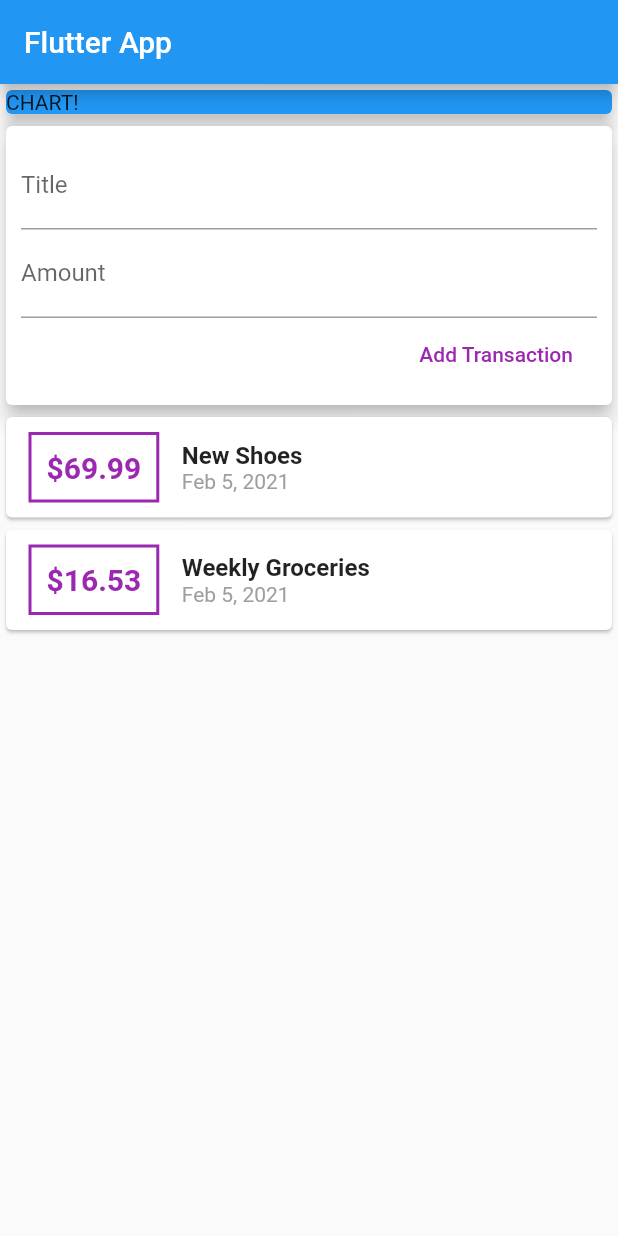
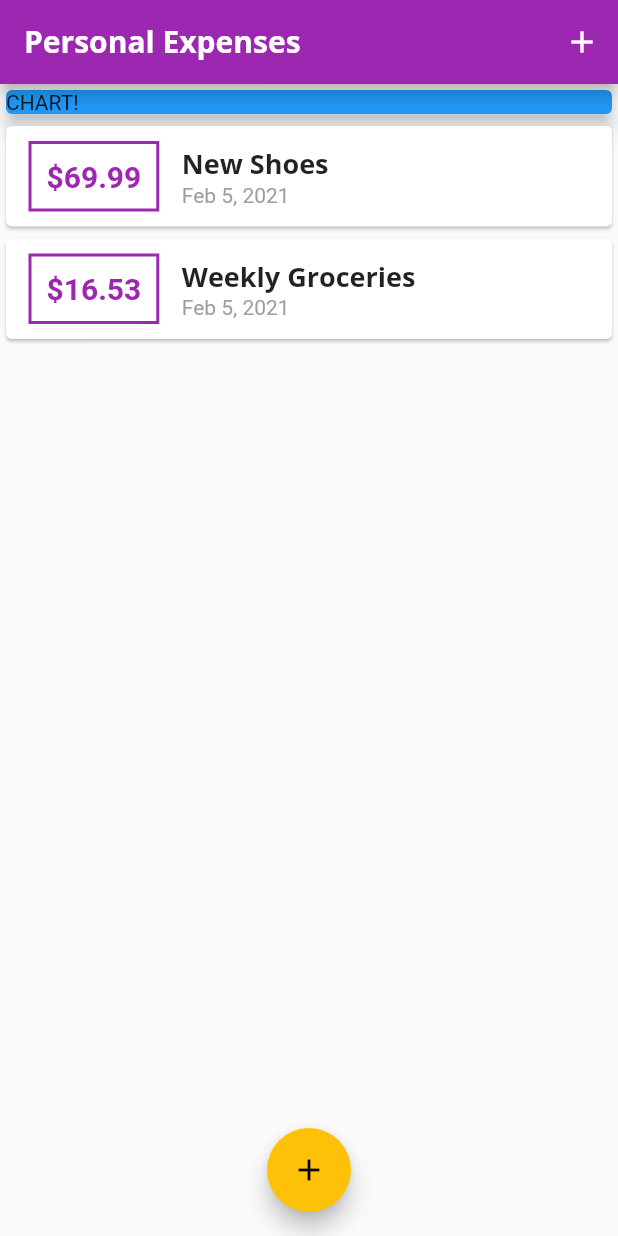
Before and after one commit to Qubits-01/fp-personal-expenses-app, a Flutter app: the screen it shows after launch, on a phone screen of 412 x 824 dp. Run offline on Flutter 3.47's test engine with Material 2 defaults, Android fonts, the phone set to English and light mode, and no system bars.

Commit message:
Improve transactions list and new transactions UI. Implement global theme and rework most of the app's logic

```diff
--- a/lib/main.dart
+++ b/lib/main.dart
@@ -1,7 +1,8 @@
 import 'package:flutter/material.dart';
-import 'package:intl/intl.dart';
 
-import './transaction.dart';
+import './widgets/transaction_list.dart';
+import './widgets/new_transaction.dart';
+import './models/transaction.dart';
 
 void main() => runApp(MyApp());
 
@@ -9,14 +10,43 @@ class MyApp extends StatelessWidget {
   @override
   Widget build(BuildContext context) {
     return MaterialApp(
-      title: 'Flutter App',
+      title: "Personal Expenses",
+      theme: ThemeData(
+        primarySwatch: Colors.purple,
+        accentColor: Colors.amber,
+        fontFamily: "Quicksand",
+        textTheme: ThemeData.light().textTheme.copyWith(
+              headline6: TextStyle(
+                fontFamily: "OpenSans",
+                fontWeight: FontWeight.bold,
+                fontSize: 18,
+              ),
+            ),
+        appBarTheme: AppBarTheme(
+          textTheme: ThemeData.light().textTheme.copyWith(
+                headline6: TextStyle(
+                  fontFamily: "OpenSans",
+                  fontSize: 20,
+                  fontWeight: FontWeight.bold,
+                ),
+              ),
+        ),
+      ),
       home: MyHomePage(),
     );
   }
 }
 
-class MyHomePage extends StatelessWidget {
-  final List<Transaction> transactions = [
+class MyHomePage extends StatefulWidget {
+  // String titleInput;
+  // String amountInput;
+
+  @override
+  _MyHomePageState createState() => _MyHomePageState();
+}
+
+class _MyHomePageState extends State<MyHomePage> {
+  final List<Transaction> _userTransactions = [
     Transaction(
       id: "t1",
       title: "New Shoes",
@@ -31,19 +61,50 @@ class MyHomePage extends StatelessWidget {
     ),
   ];
 
-  // String titleInput;
-  // String amountInput;
+  void _addNewTransaction(String txTitle, double txAmount) {
+    final newTx = Transaction(
+      title: txTitle,
+      amount: txAmount,
+      date: DateTime.now(),
+      id: DateTime.now().toString(),
+    );
 
-  final titleController = TextEditingController();
-  final amountController = TextEditingController();
+    setState(() {
+      _userTransactions.add(newTx);
+    });
+  }
+
+  void _startAddNewTransaction(BuildContext ctx) {
+    showModalBottomSheet(
+      context: ctx,
+      builder: (bCtx) {
+        return GestureDetector(
+          onTap: () {},
+          child: NewTransaction(_addNewTransaction),
+          behavior: HitTestBehavior.opaque,
+        );
+      },
+    );
+  }
 
   @override
   Widget build(BuildContext context) {
     return Scaffold(
       appBar: AppBar(
-        title: Text('Flutter App'),
+        title: Text(
+          "Personal Expenses",
         ),
-      body: Column(
+        actions: <Widget>[
+          IconButton(
+            icon: Icon(
+              Icons.add,
+            ),
+            onPressed: () => _startAddNewTransaction(context),
+          ),
+        ],
+      ),
+      body: SingleChildScrollView(
+        child: Column(
           // mainAxisAlignment: MainAxisAlignment.start,
           crossAxisAlignment: CrossAxisAlignment.stretch,
           children: <Widget>[
@@ -55,90 +116,16 @@ class MyHomePage extends StatelessWidget {
                 elevation: 5,
               ),
             ),
-          Card(
-            elevation: 5,
-            child: Container(
-              padding: EdgeInsets.all(10),
-              child: Column(
-                crossAxisAlignment: CrossAxisAlignment.end,
-                children: <Widget>[
-                  TextField(
-                    decoration: InputDecoration(
-                      labelText: "Title",
-                    ),
-                    controller: titleController,
-                    // onChanged: (val) {
-                    //   titleInput = val;
-                    // },
-                  ),
-                  TextField(
-                    decoration: InputDecoration(
-                      labelText: "Amount",
-                    ),
-                    controller: amountController,
-                    // onChanged: (val) => amountInput = val,
-                  ),
-                  FlatButton(
-                    child: Text("Add Transaction"),
-                    textColor: Colors.purple,
-                    onPressed: () {
-                      print(titleController.text);
-                    },
-                  ),
+            TransactionList(_userTransactions),
           ],
         ),
       ),
+      floatingActionButtonLocation: FloatingActionButtonLocation.centerFloat,
+      floatingActionButton: FloatingActionButton(
+        child: Icon(
+          Icons.add,
         ),
-          Column(
-            children: transactions.map((tx) {
-              return Card(
-                child: Row(
-                  children: <Widget>[
-                    Container(
-                      margin: EdgeInsets.symmetric(
-                        vertical: 10,
-                        horizontal: 15,
-                      ),
-                      decoration: BoxDecoration(
-                        border: Border.all(
-                          color: Colors.purple,
-                          width: 2,
-                        ),
-                      ),
-                      padding: EdgeInsets.all(10),
-                      child: Text(
-                        "\$${tx.amount}",
-                        style: TextStyle(
-                          fontWeight: FontWeight.bold,
-                          fontSize: 20,
-                          color: Colors.purple,
-                        ),
-                      ),
-                    ),
-                    Column(
-                      crossAxisAlignment: CrossAxisAlignment.start,
-                      children: <Widget>[
-                        Text(
-                          tx.title,
-                          style: TextStyle(
-                            fontSize: 16,
-                            fontWeight: FontWeight.bold,
-                          ),
-                        ),
-                        Text(
-                          DateFormat.yMMMd().format(tx.date),
-                          style: TextStyle(
-                            color: Colors.grey,
-                          ),
-                        ),
-                      ],
-                    ),
-                  ],
-                ),
-              );
-            }).toList(),
-          ),
-        ],
+        onPressed: () => _startAddNewTransaction(context),
       ),
     );
   }
--- /dev/null
+++ b/lib/widgets/transaction_list.dart
@@ -0,0 +1,64 @@
+import 'package:flutter/material.dart';
+import 'package:intl/intl.dart';
+
+import '../models/transaction.dart';
+
+class TransactionList extends StatelessWidget {
+  final List<Transaction> transactions;
+
+  TransactionList(this.transactions);
+
+  @override
+  Widget build(BuildContext context) {
+    return Container(
+      height: 300,
+      child: ListView.builder(
+        itemBuilder: (ctx, index) {
+          return Card(
+            child: Row(
+              children: <Widget>[
+                Container(
+                  margin: EdgeInsets.symmetric(
+                    vertical: 10,
+                    horizontal: 15,
+                  ),
+                  decoration: BoxDecoration(
+                    border: Border.all(
+                      color: Theme.of(context).primaryColor,
+                      width: 2,
+                    ),
+                  ),
+                  padding: EdgeInsets.all(10),
+                  child: Text(
+                    "\$${transactions[index].amount.toStringAsFixed(2)}",
+                    style: TextStyle(
+                      fontWeight: FontWeight.bold,
+                      fontSize: 20,
+                      color: Theme.of(context).primaryColor,
+                    ),
+                  ),
+                ),
+                Column(
+                  crossAxisAlignment: CrossAxisAlignment.start,
+                  children: <Widget>[
+                    Text(
+                      transactions[index].title,
+                      style: Theme.of(context).textTheme.headline6,
+                    ),
+                    Text(
+                      DateFormat.yMMMd().format(transactions[index].date),
+                      style: TextStyle(
+                        color: Colors.grey,
+                      ),
+                    ),
+                  ],
+                ),
+              ],
+            ),
+          );
+        },
+        itemCount: transactions.length,
+      ),
+    );
+  }
+}
```
Also changed, not shown: lib/widgets/new_transaction.dart (added, +70 -0 lines), lib/widgets/user_transaction.dart (added, +22 -0 lines), pubspec.yaml (+12 -0 lines), assets/fonts/OpenSans-Bold.ttf (added), assets/fonts/OpenSans-Regular.ttf (added), assets/fonts/Quicksand-Bold.ttf (added), assets/fonts/Quicksand-Light.ttf (added), assets/fonts/Quicksand-Medium.ttf (added), assets/fonts/Quicksand-Regular.ttf (added), lib/models/transaction.dart (renamed from lib/transaction.dart). Lines whose indentation alone changed are shown as unchanged.
